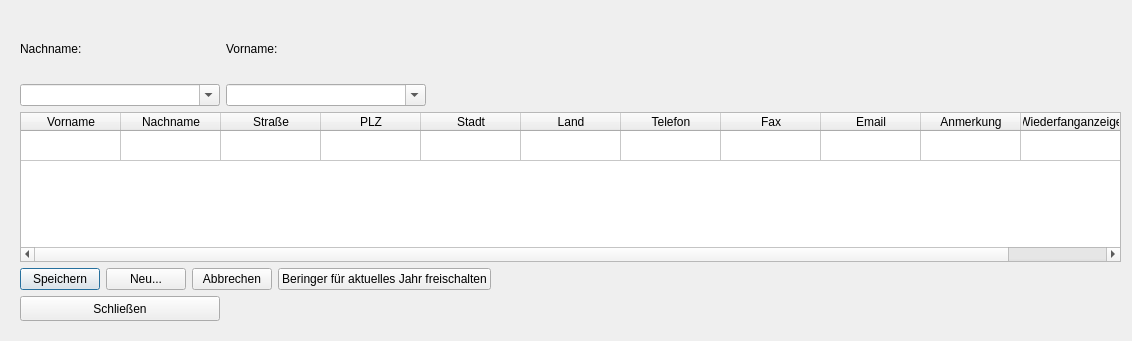
Before: the Qt Designer form Beringungsoberflaeche/beringer/untitled/beringerverwaltung.ui in StefanBongers/BirdRinging, drawn with Qt 5.
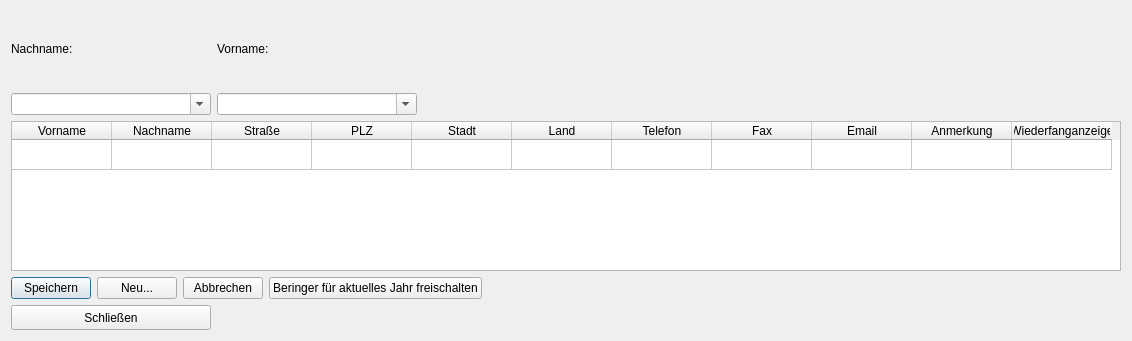
After: the same form once the commit is applied.

Diff of the .ui file:
```diff
--- a/Beringungsoberflaeche/beringer/untitled/beringerverwaltung.ui
+++ b/Beringungsoberflaeche/beringer/untitled/beringerverwaltung.ui
@@ -19,15 +19,8 @@
   <property name="windowTitle">
    <string>beringerverwaltung</string>
   </property>
-  <widget class="QWidget" name="layoutWidget">
-   <property name="geometry">
-    <rect>
-     <x>20</x>
-     <y>20</y>
-     <width>1101</width>
-     <height>301</height>
-    </rect>
-   </property>
+  <layout class="QGridLayout" name="gridLayout_2">
+   <item row="0" column="0">
    <layout class="QVBoxLayout" name="verticalLayout">
     <item>
      <layout class="QGridLayout" name="gridLayout">
@@ -254,7 +247,8 @@
      </layout>
     </item>
    </layout>
-  </widget>
+   </item>
+  </layout>
  </widget>
  <resources/>
  <connections/>
```
Lines whose indentation alone changed are shown as unchanged.
